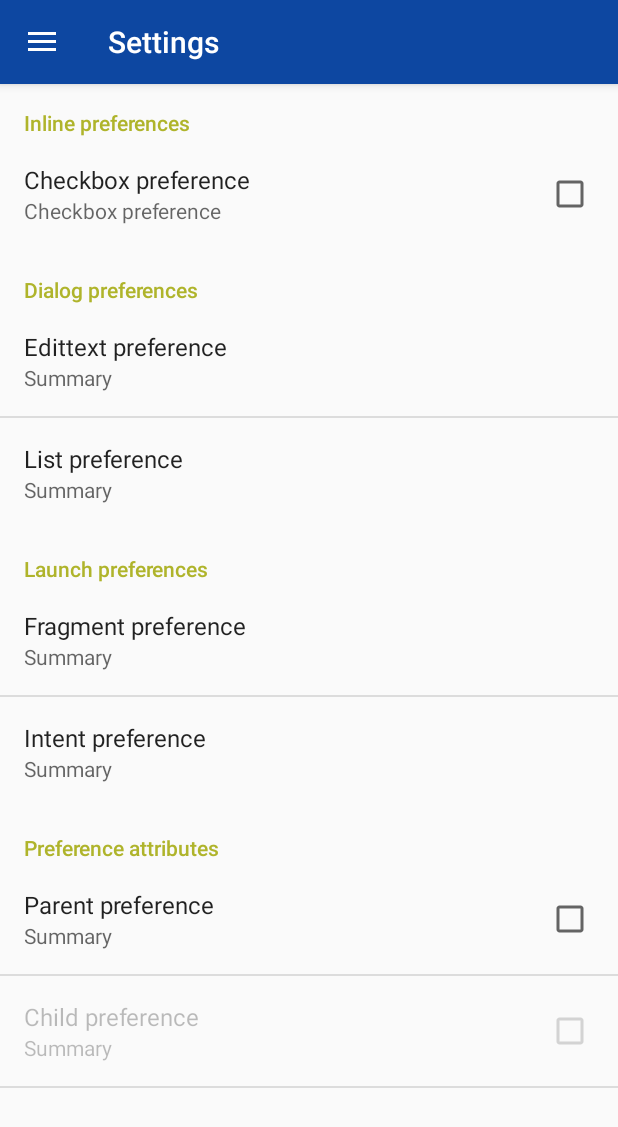
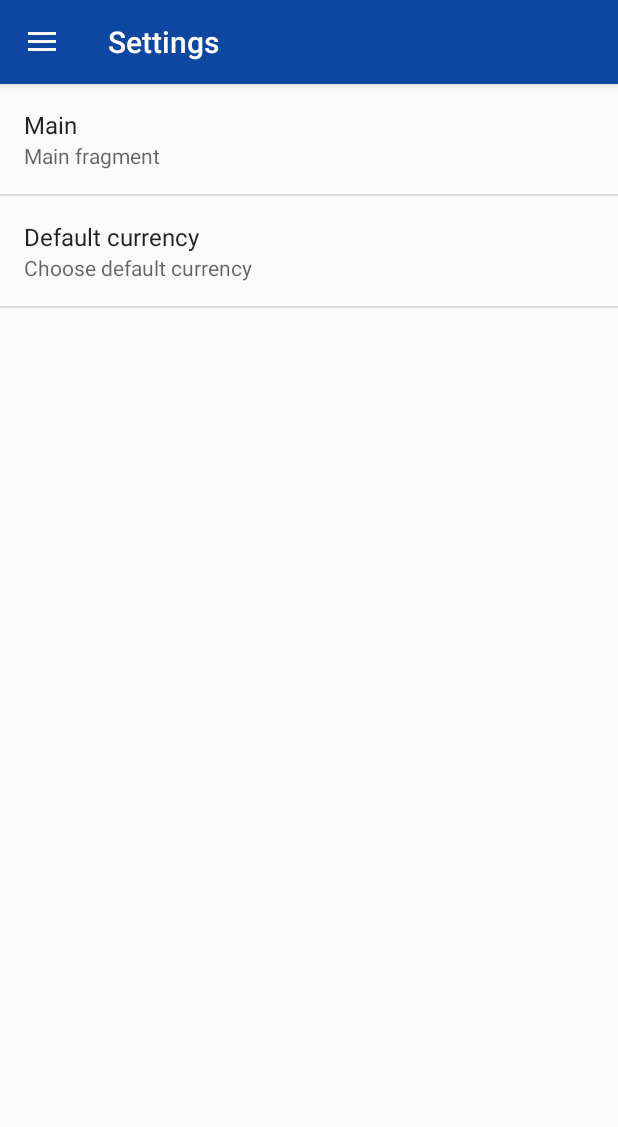
Before and after one commit to budnyjj/MoneyKeeper, an Android app: the ActivitySettings screen opened directly, with no data from a screen before it, on a phone screen of 412 x 824 dp. Shown: the top 1127 px of the screen. Run offline under Robolectric (Android 15) with nearby library versions, the phone set to English and light mode, and no system bars.

Commit message:
setup settings

```diff
--- a/src/app/src/main/AndroidManifest.xml
+++ b/src/app/src/main/AndroidManifest.xml
@@ -15,7 +15,7 @@
         android:supportsRtl="true"
         android:theme="@style/AppTheme" >
         <activity android:name=".view.activities.ActivityBalance"
-            android:label="@string/title_balance">
+            android:label="@string/app_name">
             <intent-filter>
                 <action android:name="android.intent.action.MAIN" />
 
--- /dev/null
+++ b/src/app/src/main/java/budny/moneykeeper/presenter/PresenterMainPreferences.java
@@ -0,0 +1,49 @@
+package budny.moneykeeper.presenter;
+
+import android.annotation.TargetApi;
+import android.os.Build;
+
+import java.util.ArrayList;
+import java.util.Currency;
+import java.util.List;
+import java.util.Set;
+
+public class PresenterMainPreferences {
+    private static final String TAG = PresenterMainPreferences.class.getSimpleName();
+
+    private final List<CharSequence> mCurrencyNames;
+    private final List<CharSequence> mCurrencyCodes;
+
+    public static PresenterMainPreferences getInstance() {
+        return Holder.INSTANCE;
+    }
+
+    @TargetApi(Build.VERSION_CODES.KITKAT)
+    private PresenterMainPreferences() {
+        Set<Currency> currencies = Currency.getAvailableCurrencies();
+        mCurrencyNames = new ArrayList<>(currencies.size());
+        for (Currency c : currencies) {
+            mCurrencyNames.add(c.getDisplayName());
+        }
+        mCurrencyCodes = new ArrayList<>(currencies.size());
+        for (Currency c : currencies) {
+            mCurrencyCodes.add(c.getCurrencyCode());
+        }
+    }
+
+    public CharSequence[] getCurrencyNames() {
+        return mCurrencyNames.toArray(new CharSequence[mCurrencyNames.size()]);
+    }
+
+    public CharSequence[] getCurrencyCodes() {
+        return mCurrencyCodes.toArray(new CharSequence[mCurrencyCodes.size()]);
+    }
+
+    public CharSequence getDefaultCurrencyCode() {
+        return "USD";
+    }
+
+    private static class Holder {
+        private static final PresenterMainPreferences INSTANCE = new PresenterMainPreferences();
+    }
+}
--- a/src/app/src/main/java/budny/moneykeeper/view/activities/ActivitySettings.java
+++ b/src/app/src/main/java/budny/moneykeeper/view/activities/ActivitySettings.java
@@ -1,6 +1,7 @@
 package budny.moneykeeper.view.activities;
 
 import android.os.Bundle;
+import android.preference.ListPreference;
 import android.preference.PreferenceFragment;
 import android.support.v4.widget.DrawerLayout;
 import android.support.v7.app.ActionBarDrawerToggle;
@@ -9,6 +10,7 @@ import android.support.v7.widget.Toolbar;
 import android.view.View;
 
 import budny.moneykeeper.R;
+import budny.moneykeeper.presenter.PresenterMainPreferences;
 import budny.moneykeeper.view.fragments.FragmentNavDrawer;
 
 public class ActivitySettings extends AppCompatActivity
@@ -52,7 +54,7 @@ public class ActivitySettings extends AppCompatActivity
 
         getFragmentManager()
                 .beginTransaction()
-                .add(R.id.fragment_container_settings, new Prefs2Fragment())
+                .add(R.id.fragment_container_settings, new FragmentMainPreferences())
                 .commit();
     }
 
@@ -67,20 +69,31 @@ public class ActivitySettings extends AppCompatActivity
         mDrawerLayout.closeDrawer(drawerView);
     }
 
-    public static class Prefs1Fragment extends PreferenceFragment {
+    public static class FragmentMainPreferences extends PreferenceFragment {
+        private PresenterMainPreferences mPresenter;
+
         @Override
         public void onCreate(Bundle savedInstanceState) {
             super.onCreate(savedInstanceState);
-            //PreferenceManager.setDefaultValues(getActivity(), R.xml.preference_advanced, false);
-            addPreferencesFromResource(R.xml.preferences_fragmented);
+            addPreferencesFromResource(R.xml.preferences_main);
+
+            mPresenter = PresenterMainPreferences.getInstance();
+
+            final String defaultCurrencyKey =
+                    getResources().getString(R.string.pref_key_default_currency);
+            final ListPreference defaultCurrencyPreference =
+                    (ListPreference) findPreference(defaultCurrencyKey);
+            defaultCurrencyPreference.setEntries(mPresenter.getCurrencyNames());
+            defaultCurrencyPreference.setEntryValues(mPresenter.getCurrencyCodes());
+            defaultCurrencyPreference.setDefaultValue(mPresenter.getDefaultCurrencyCode());
         }
     }
 
-    public static class Prefs2Fragment extends PreferenceFragment {
-        @Override
-        public void onCreate(Bundle savedInstanceState) {
-            super.onCreate(savedInstanceState);
-            addPreferencesFromResource(R.xml.preferences_dependencies);
-        }
-    }
+//    public static class Prefs2Fragment extends PreferenceFragment {
+//        @Override
+//        public void onCreate(Bundle savedInstanceState) {
+//            super.onCreate(savedInstanceState);
+//            addPreferencesFromResource(R.xml.preferences_dependencies);
+//        }
+//    }
 }
--- a/src/app/src/main/res/values/strings.xml
+++ b/src/app/src/main/res/values/strings.xml
@@ -17,11 +17,13 @@
     <string name="nav_item_settings">Settings</string>
 
     <string name="pref_header_title_accounts">Accounts</string>
-    <string name="pref_header_summary_accounts">Accounts</string>
+    <string name="pref_header_summary_accounts">Cash, credit cards, deposits, …</string>
     <string name="pref_header_title_categories">Categories</string>
-    <string name="pref_header_summary_categories">Categories</string>
+    <string name="pref_header_summary_categories">Cash accounting categories</string>
     <string name="pref_header_title_default_currency">Default currency</string>
-    <string name="pref_header_summary_default_currency">Default currency</string>
+    <string name="pref_header_summary_default_currency">Choose default currency</string>
+    <string name="pref_dialog_title_default_currency">Choose default currency</string>
+    <string name="pref_key_default_currency">default_currency</string>
 
     <string name="title_balance">Balance</string>
     <string name="title_input">Input</string>
--- a/src/app/src/main/res/xml/preference_headers.xml
+++ /dev/null
@@ -1,43 +0,0 @@
-<?xml version="1.0" encoding="utf-8"?>
-<preference-headers xmlns:android="http://schemas.android.com/apk/res/android"
-    xmlns:app="http://schemas.android.com/apk/res-auto">
-    <header
-        android:fragment="budny.moneykeeper.view.activities.ActivitySettings$Prefs1Fragment"
-        app:icon="@drawable/ic_account_balance_wallet_black"
-        android:title="@string/pref_header_title_accounts"
-        android:summary="@string/pref_header_summary_accounts" />
-
-    <header
-        android:fragment="budny.moneykeeper.view.activities.ActivitySettings$Prefs1Fragment"
-        app:icon="@drawable/ic_assignment_black"
-        android:title="@string/pref_header_title_categories"
-        android:summary="@string/pref_header_summary_categories" />
-
-    <header
-        android:fragment="budny.moneykeeper.view.activities.ActivitySettings$Prefs2Fragment"
-        app:icon="@drawable/ic_euro_symbol_black"
-        android:title="@string/pref_header_title_default_currency"
-        android:summary="@string/pref_header_summary_default_currency" />
-
-    <!--<header android:fragment="budny.moneykeeper.view.activities.ActivitySettings$Prefs1Fragment"-->
-        <!--android:icon="@drawable/ic_add_white"-->
-        <!--android:title="Prefs 1"-->
-        <!--android:summary="An example of some preferences." />-->
-
-    <!--<header android:fragment="budny.moneykeeper.view.activities.ActivitySettings$Prefs2Fragment"-->
-        <!--android:icon="@drawable/ic_add_white"-->
-        <!--android:title="Prefs 2"-->
-        <!--android:summary="Some other preferences you can see.">-->
-        <!--&lt;!&ndash; Arbitrary key/value pairs can be included with a header as-->
-             <!--arguments to its fragment. &ndash;&gt;-->
-        <!--<extra android:name="someKey" android:value="someHeaderValue" />-->
-    <!--</header>-->
-
-    <!--<header android:icon="@drawable/ic_add_white"-->
-        <!--android:title="Intent"-->
-        <!--android:summary="Launches an Intent.">-->
-        <!--<intent android:action="android.intent.action.VIEW"-->
-            <!--android:data="http://www.android.com" />-->
-    <!--</header>-->
-
-</preference-headers>
--- a/src/app/src/main/res/xml/preferences_dependencies.xml
+++ /dev/null
@@ -1,77 +0,0 @@
-<?xml version="1.0" encoding="utf-8"?>
-<PreferenceScreen xmlns:android="http://schemas.android.com/apk/res/android">
-
-    <PreferenceCategory android:title="Inline preferences">
-
-        <CheckBoxPreference
-            android:key="checkbox_preference"
-            android:summary="Checkbox preference"
-            android:title="Checkbox preference" />
-
-    </PreferenceCategory>
-
-    <PreferenceCategory android:title="Dialog preferences">
-
-        <EditTextPreference
-            android:dialogTitle="Dialog title"
-            android:key="edittext_preference"
-            android:summary="Summary"
-            android:title="Edittext preference" />
-
-        <ListPreference
-            android:dialogTitle="Dialog values"
-            android:entries="@array/listArray"
-            android:entryValues="@array/listValues"
-            android:key="list_preference"
-            android:summary="Summary"
-            android:title="List preference" />
-
-    </PreferenceCategory>
-
-    <PreferenceCategory android:title="Launch preferences">
-
-        <!-- This PreferenceScreen tag sends the user to a new fragment of
-        preferences.  If running in a large screen, they can be embedded
-        inside of the overall preferences UI. -->
-        <PreferenceScreen
-            android:fragment="budny.moneykeeper.view.activities.ActivitySettings$Prefs1Fragment"
-            android:summary="Summary"
-            android:title="Fragment preference">
-            <!-- Arbitrary key/value pairs can be included for fragment arguments -->
-            <extra
-                android:name="someKey"
-                android:value="somePrefValue" />
-        </PreferenceScreen>
-
-        <!-- This PreferenceScreen tag sends the user to a completely different
-        activity, switching out of the current preferences UI. -->
-        <PreferenceScreen
-            android:summary="Summary"
-            android:title="Intent preference">
-
-            <intent
-                android:action="android.intent.action.VIEW"
-                android:data="http://www.android.com" />
-
-        </PreferenceScreen>
-
-    </PreferenceCategory>
-
-    <PreferenceCategory android:title="Preference attributes">
-
-        <CheckBoxPreference
-            android:key="parent_checkbox_preference"
-            android:summary="Summary"
-            android:title="Parent preference" />
-
-        <!-- The visual style of a child is defined by this styled theme attribute. -->
-        <CheckBoxPreference
-            android:dependency="parent_checkbox_preference"
-            android:key="child_checkbox_preference"
-            android:layout="?android:attr/preferenceLayoutChild"
-            android:summary="Summary"
-            android:title="Child preference" />
-
-    </PreferenceCategory>
-
-</PreferenceScreen>
--- a/src/app/src/main/res/xml/preferences_fragmented.xml
+++ b/src/app/src/main/res/xml/preferences_main.xml
@@ -2,15 +2,27 @@
 <PreferenceScreen
     xmlns:android="http://schemas.android.com/apk/res/android">
 
-    <PreferenceCategory
-        android:title="Inline preferences">
+    <PreferenceScreen
+        android:fragment="budny.moneykeeper.view.fragments.FragmentMain"
+        android:title="Main"
+        android:summary="Main fragment">
+    </PreferenceScreen>
 
-        <CheckBoxPreference
-            android:key="checkbox_preference"
-            android:title="Checkbox preference"
-            android:summary="Checkbox preference" />
+    <ListPreference
+        android:dialogTitle="@string/pref_dialog_title_default_currency"
+        android:key="@string/pref_key_default_currency"
+        android:summary="@string/pref_header_summary_default_currency"
+        android:title="@string/pref_header_title_default_currency" />
 
-    </PreferenceCategory>
+    <!--<PreferenceCategory-->
+        <!--android:title="Inline preferences">-->
+
+        <!--<CheckBoxPreference-->
+            <!--android:key="checkbox_preference"-->
+            <!--android:title="Checkbox preference"-->
+            <!--android:summary="Checkbox preference" />-->
+
+    <!--</PreferenceCategory>-->
 
     <!--<PreferenceCategory-->
         <!--android:title="@string/dialog_based_preferences">-->
@@ -34,16 +46,10 @@
     <!--<PreferenceCategory-->
         <!--android:title="@string/launch_preferences">-->
 
-        <!--&lt;!&ndash; This PreferenceScreen tag sends the user to a new fragment of-->
-             <!--preferences.  If running in a large screen, they can be embedded-->
-             <!--inside of the overall preferences UI. &ndash;&gt;-->
-        <!--<PreferenceScreen-->
-            <!--android:fragment="com.example.android.apis.preference.PreferenceWithHeaders$Prefs1FragmentInner"-->
-            <!--android:title="@string/title_fragment_preference"-->
-            <!--android:summary="@string/summary_fragment_preference">-->
-            <!--&lt;!&ndash; Arbitrary key/value pairs can be included for fragment arguments &ndash;&gt;-->
-            <!--<extra android:name="someKey" android:value="somePrefValue" />-->
-        <!--</PreferenceScreen>-->
+        <!-- This PreferenceScreen tag sends the user to a new fragment of
+             preferences.  If running in a large screen, they can be embedded
+             inside of the overall preferences UI. -->
+
 
         <!--&lt;!&ndash; This PreferenceScreen tag sends the user to a completely different-->
              <!--activity, switching out of the current preferences UI. &ndash;&gt;-->
```
Also changed, not shown: 1 other file.
